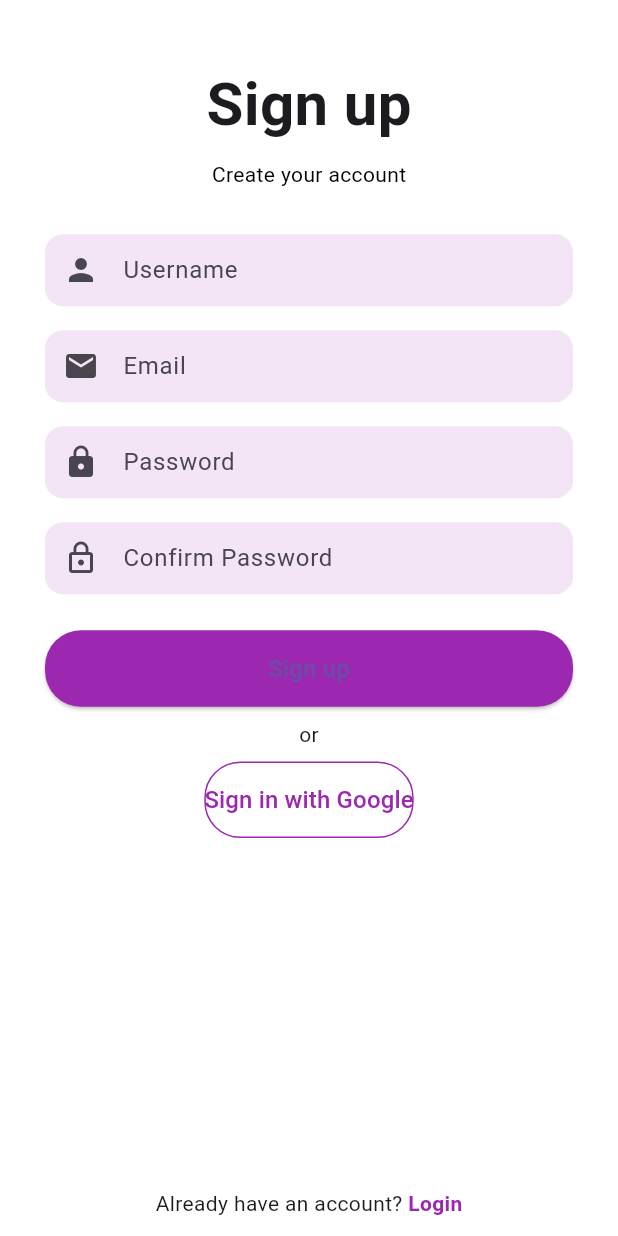
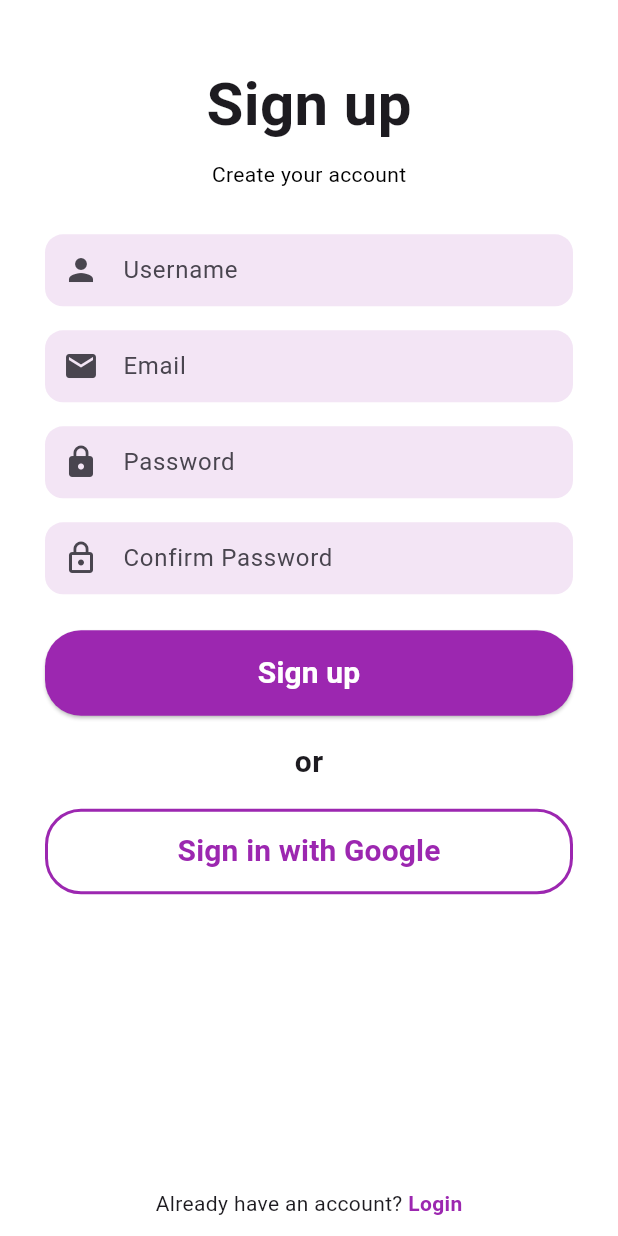
Before and after one commit to CodeWithAmmar1/Food-App, a Flutter app: the screen it shows after launch, on a phone screen of 412 x 824 dp. Run offline on Flutter 3.47's test engine with Material 3 defaults, Android fonts, the phone set to English and light mode, and no system bars.

Commit message:
signup complete

```diff
--- a/lib/auth/sign_up.dart
+++ b/lib/auth/sign_up.dart
@@ -52,24 +52,41 @@ class _SignUpState extends State<SignUp> {
                       borderRadius: BorderRadius.circular(24),
                     ),
                   ),
-                  child: const Text("Sign up", style: TextStyle(fontSize: 16)),
+                  child: const Text(
+                    "Sign up",
+                    style: TextStyle(
+                      fontSize: 20,
+                      fontWeight: FontWeight.bold,
+                      color: Colors.white,
                     ),
                   ),
-              SizedBox(height: MediaQuery.of(context).size.height * 0.01),
-              const Text("or"),
-              SizedBox(height: MediaQuery.of(context).size.height * 0.01),
-              OutlinedButton(
+                ),
+              ),
+              SizedBox(height: MediaQuery.of(context).size.height * 0.02),
+              const Text(
+                "or",
+                style: TextStyle(fontSize: 20, fontWeight: FontWeight.bold),
+              ),
+              SizedBox(height: MediaQuery.of(context).size.height * 0.02),
+              SizedBox(
+                width: double.infinity,
+                child: OutlinedButton(
                   onPressed: () {},
                   style: OutlinedButton.styleFrom(
                     padding: const EdgeInsets.symmetric(vertical: 14),
-                  side: const BorderSide(color: Colors.purple),
+                    side: const BorderSide(color: Colors.purple, width: 2),
                     shape: RoundedRectangleBorder(
                       borderRadius: BorderRadius.circular(24),
                     ),
                   ),
                   child: const Text(
                     "Sign in with Google",
-                  style: TextStyle(color: Colors.purple, fontSize: 16),
+                    style: TextStyle(
+                      color: Colors.purple,
+                      fontSize: 20,
+                      fontWeight: FontWeight.bold,
+                    ),
+                  ),
                 ),
               ),
               const Spacer(),
@@ -79,7 +96,7 @@ class _SignUpState extends State<SignUp> {
                   const Text("Already have an account? "),
                   GestureDetector(
                     onTap: () {
-                      // Navigate to login
+                      Navigator.pop(context);
                     },
                     child: const Text(
                       "Login",
```
Lines whose indentation alone changed are shown as unchanged.
